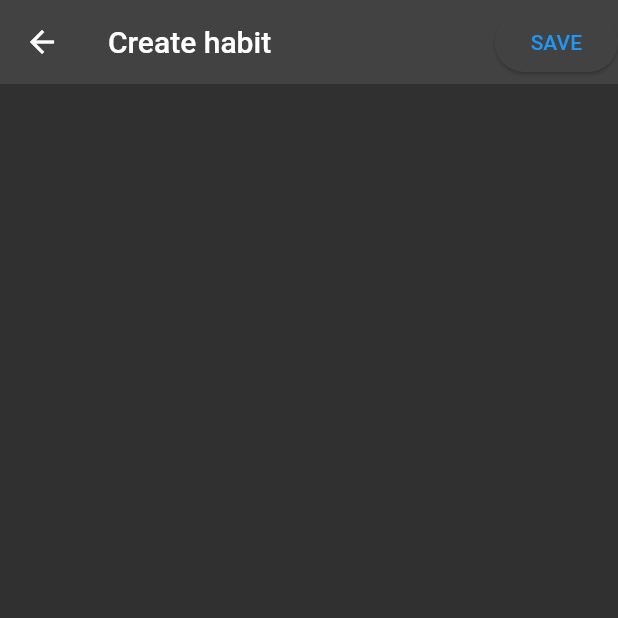
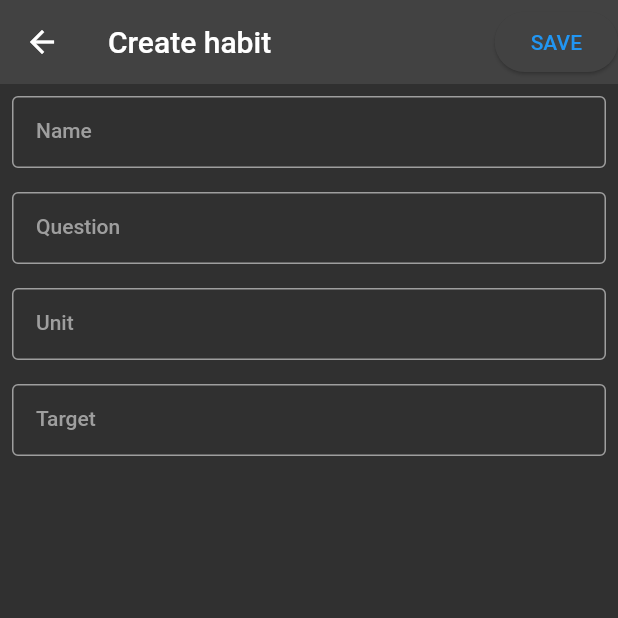
Before and after one commit to H11TM4N/habit_tracker_app, a Flutter app: the MeasurableScreen screen opened directly, on a phone screen of 412 x 824 dp, the top half of it. Run offline on Flutter 3.47's test engine with Material 2 defaults, Android fonts, the phone set to English and light mode, and no system bars.

Commit message:
taking a break...

```diff
--- a/lib/screens/measurable_screen.dart
+++ b/lib/screens/measurable_screen.dart
@@ -1,15 +1,43 @@
 import 'package:flutter/material.dart';
+import 'package:provider/provider.dart';
+import '../providers/habit_provider.dart';
+import '../widgets/textfield.dart';
 
 class MeasurableScreen extends StatelessWidget {
   const MeasurableScreen({super.key});
 
   @override
   Widget build(BuildContext context) {
+    HabitProvider habitProvider = Provider.of<HabitProvider>(context);
     return Scaffold(
       appBar: AppBar(
         title: const Text('Create habit'),
         actions: [ElevatedButton(onPressed: () {}, child: const Text('SAVE'))],
       ),
+      body: Column(
+        children: [
+          CustomTextField(
+            title: 'Name',
+            hintText: 'Run',
+            controller: habitProvider.textController,
+          ),
+          CustomTextField(
+            title: 'Question',
+            hintText: 'How many miles did you run today?',
+            controller: habitProvider.textController,
+          ),
+          CustomTextField(
+            title: 'Unit',
+            hintText: 'miles',
+            controller: habitProvider.textController,
+          ),
+          CustomTextField(
+            title: 'Target',
+            hintText: '15',
+            controller: habitProvider.textController,
+          ),
+        ],
+      ),
     );
   }
 }
--- a/lib/widgets/textfield.dart
+++ b/lib/widgets/textfield.dart
@@ -2,19 +2,25 @@ import 'package:flutter/material.dart';
 
 class CustomTextField extends StatelessWidget {
   final String title;
+  final String hintText;
   final TextEditingController controller;
   const CustomTextField({
     super.key,
     required this.title,
     required this.controller,
+    required this.hintText,
   });
 
   @override
   Widget build(BuildContext context) {
-    return TextField(
+    return Padding(
+      padding: const EdgeInsets.all(8.0),
+      child: TextField(
         controller: controller,
         decoration: InputDecoration(
           labelText: title,
+          hintText: hintText,
+          prefix: const Text('e.g.'),
           labelStyle: const TextStyle(color: Colors.grey),
           enabledBorder: const OutlineInputBorder(
             borderSide: BorderSide(color: Colors.grey),
@@ -23,6 +29,7 @@ class CustomTextField extends StatelessWidget {
             borderSide: BorderSide(color: Colors.blue),
           ),
         ),
+      ),
     );
   }
 }
```
Also changed, not shown: lib/screens/yes_or_no_screen.dart (+13 -10 lines). Lines whose indentation alone changed are shown as unchanged.
